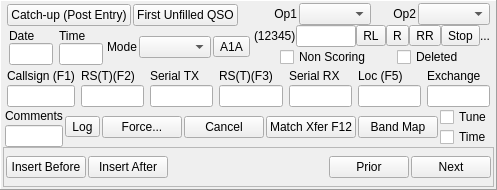
Above: mqt/MqtLogger/qsologframe.ui from zsteva/backup-minos2 before the change. Below: the same form after it.
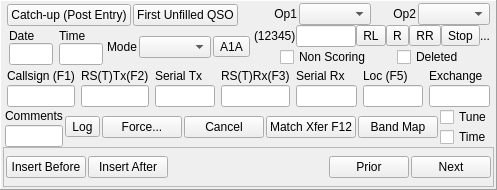
That is the form after the change.

Commit message: Add Rx/Tx to RST labelling

Patch:
```diff
--- a/mqt/MqtLogger/qsologframe.ui
+++ b/mqt/MqtLogger/qsologframe.ui
@@ -505,7 +505,7 @@
        <item>
         <widget class="QLabel" name="RSTTXLabel">
          <property name="text">
-          <string>RS(T)(F2)</string>
+          <string>RS(T)Tx(F2)</string>
          </property>
         </widget>
        </item>
@@ -532,7 +532,7 @@
        <item>
         <widget class="QLabel" name="SerTXLabel">
          <property name="text">
-          <string>Serial TX</string>
+          <string>Serial Tx</string>
          </property>
         </widget>
        </item>
@@ -562,7 +562,7 @@
        <item>
         <widget class="QLabel" name="RSTRXLabel">
          <property name="text">
-          <string>RS(T)(F3)</string>
+          <string>RS(T)Rx(F3)</string>
          </property>
         </widget>
        </item>
@@ -589,7 +589,7 @@
        <item>
         <widget class="QLabel" name="SerRXLabel">
          <property name="text">
-          <string>Serial RX</string>
+          <string>Serial Rx</string>
          </property>
         </widget>
        </item>
```
The commit also changes 1 other file.
